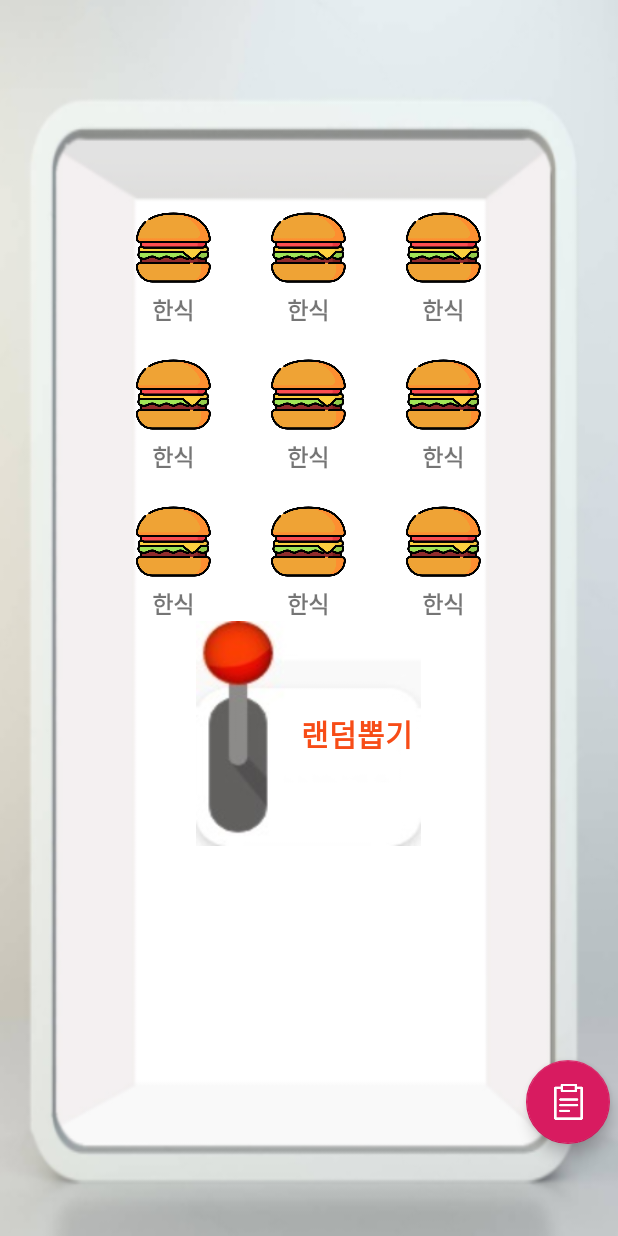
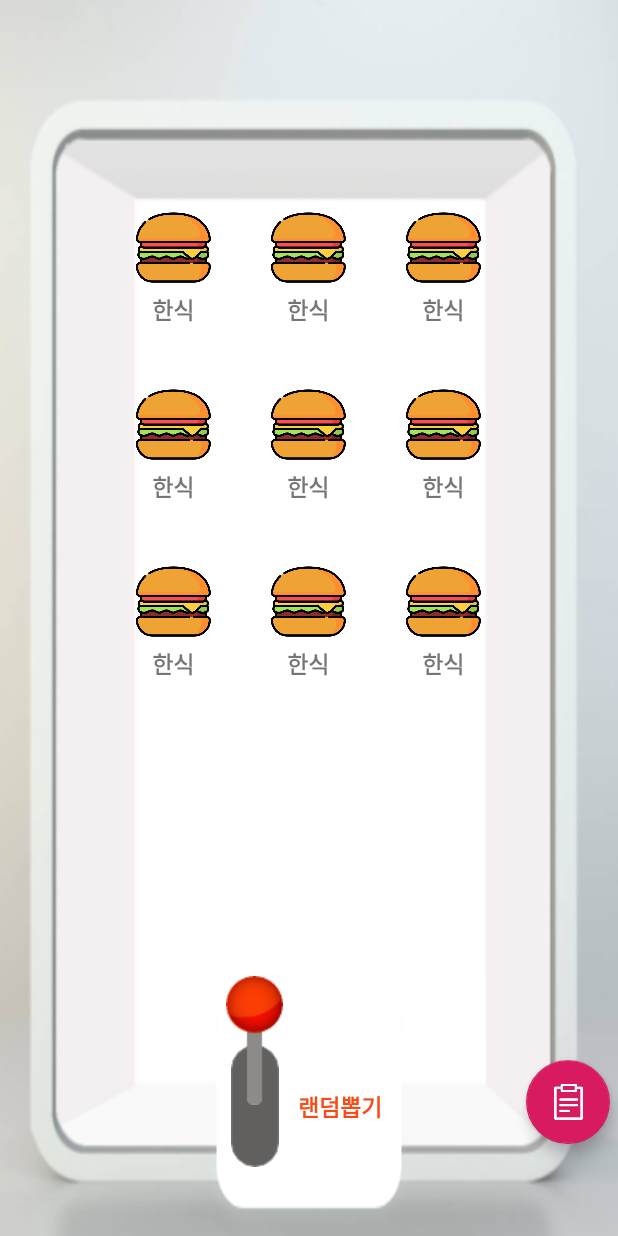
Before and after one commit to miinsuu/MOC, an Android app: the fragment RouletteFragment placed in its activity, on a phone screen of 412 x 824 dp. Run offline under Robolectric (Android 15) with nearby library versions, the phone set to English and light mode, and no system bars; our stand-ins replace Firebase (no records; nobody signed in at launch, a user with empty details on screens opened directly).

Commit message:
RoulettePage 7. 레버 동작 추가 8. xml 수정 - 재사용성 증가

```diff
--- a/app/src/main/java/com/momeokji/moc/RouletteFragment.java
+++ b/app/src/main/java/com/momeokji/moc/RouletteFragment.java
@@ -40,7 +40,7 @@ public class RouletteFragment extends Fragment {
     private ImageButton[] items;
     private Drawable[] unoutlinedIcons;
     private Drawable[] outlinedIcons;
-    private RelativeLayout lever;
+    private ImageButton lever_up_imgbtn, lever_down_imgbtn;
     private TextView roulette_drawing_txt;
 
 
@@ -97,8 +97,10 @@ public class RouletteFragment extends Fragment {
         outlinedIcons[7] = ContextCompat.getDrawable(getContext(), R.drawable.fork);
         outlinedIcons[8] = ContextCompat.getDrawable(getContext(), R.drawable.fork);
 
-        lever = view.findViewById(R.id.roulette_drawing_relativeLayout);
-        lever.setOnClickListener(new View.OnClickListener() {
+        lever_up_imgbtn = view.findViewById(R.id.roulette_lever_up_imgbtn);
+        lever_down_imgbtn = view.findViewById(R.id.roulette_lever_down_imgbtn);
+        SetLeverUpDown(true);
+        lever_up_imgbtn.setOnClickListener(new View.OnClickListener() {
             @Override
             public void onClick(View v) {
                 DrawItem();
@@ -112,8 +114,7 @@ public class RouletteFragment extends Fragment {
         this.targetItemIndex = 0;
         this.nextItemChooseInterval = INIT_ROULETTE_INTERVAL;
 
-        lever.setBackground(ContextCompat.getDrawable(getContext(), R.drawable.bbobki_lever_down));
-        lever.setClickable(false);
+        SetLeverUpDown(false);
 
         final Random randomInterval = new Random();
         final Handler mHandler = new Handler();
@@ -146,11 +147,10 @@ public class RouletteFragment extends Fragment {
     }
 
     public void SetLeverToRedrawState(final int targetItemIndex) {
-        lever.setBackground(ContextCompat.getDrawable(getContext(), R.drawable.bbobki_lever_up));
-        lever.setClickable(true);
+        SetLeverUpDown(true);
         roulette_drawing_txt.setText("다시뽑기");
 
-        lever.setOnClickListener(new View.OnClickListener() {
+        lever_up_imgbtn.setOnClickListener(new View.OnClickListener() {
             @Override
             public void onClick(View v) {
                 items[targetItemIndex].startAnimation(AnimationUtils.loadAnimation(getActivity().getApplicationContext(), R.anim.anim_scale_down_roulette_choosed_item));
@@ -162,4 +162,19 @@ public class RouletteFragment extends Fragment {
     public int CalculateZigZagIndex(int targetItemIndex) {
         return targetItemIndex % 6  +  6*((targetItemIndex/6)%2) * (1- ((targetItemIndex/3)%2));
     }
+    public void SetLeverUpDown(boolean isLeverUp) {
+        if(isLeverUp) {
+            lever_up_imgbtn.setVisibility(View.VISIBLE);
+            lever_up_imgbtn.setClickable(true);
+            lever_down_imgbtn.setVisibility(View.INVISIBLE);
+            lever_down_imgbtn.setClickable(false);
+        }
+        else {
+            lever_down_imgbtn.setVisibility(View.VISIBLE);
+            lever_down_imgbtn.setClickable(true);
+            lever_up_imgbtn.setVisibility(View.INVISIBLE);
+            lever_up_imgbtn.setClickable(false);
+
+        }
+    }
 }
--- a/app/src/main/res/layout/fragment_roulette.xml
+++ b/app/src/main/res/layout/fragment_roulette.xml
@@ -3,6 +3,7 @@
     xmlns:tools="http://schemas.android.com/tools"
     android:layout_width="match_parent"
     android:layout_height="match_parent"
+    xmlns:app="http://schemas.android.com/apk/res-auto"
     tools:context=".RouletteFragment">
 
     <RelativeLayout
@@ -18,195 +19,155 @@
             android:layout_centerHorizontal="true"
             android:columnCount="3">
             <LinearLayout
-                android:layout_width="wrap_content"
-                android:layout_height="wrap_content"
-                android:orientation="vertical">
+                style="@style/roulette_relativeLayout">
                 <ImageButton
                     android:id="@+id/item1"
-                    android:layout_width="50dp"
-                    android:layout_height="50dp"
-                    android:layout_margin="20dp"
+                    style="@style/roulette_item_imgbtn"
                     android:background="@drawable/food"/>
                 <TextView
-                    android:layout_width="wrap_content"
-                    android:layout_height="wrap_content"
-                    android:layout_marginTop="-15dp"
-                    android:layout_gravity="center_horizontal"
-                    android:text="한식"
-                    android:textStyle="bold"
-                    android:textSize="15sp"/>
+                    style="@style/roulette_item_txt"
+                    android:text="한식"/>
             </LinearLayout>
             <LinearLayout
-                android:layout_width="wrap_content"
-                android:layout_height="wrap_content"
-                android:orientation="vertical">
+                style="@style/roulette_relativeLayout">
                 <ImageButton
                     android:id="@+id/item2"
-                    android:layout_width="50dp"
-                    android:layout_height="50dp"
-                    android:layout_margin="20dp"
+                    style="@style/roulette_item_imgbtn"
                     android:background="@drawable/food"/>
                 <TextView
-                    android:layout_width="wrap_content"
-                    android:layout_height="wrap_content"
-                    android:layout_marginTop="-15dp"
-                    android:layout_gravity="center_horizontal"
-                    android:text="한식"
-                    android:textStyle="bold"
-                    android:textSize="15sp"/>
+                    style="@style/roulette_item_txt"
+                    android:text="한식"/>
             </LinearLayout>
             <LinearLayout
-                android:layout_width="wrap_content"
-                android:layout_height="wrap_content"
-                android:orientation="vertical">
+                style="@style/roulette_relativeLayout">
                 <ImageButton
                     android:id="@+id/item3"
-                    android:layout_width="50dp"
-                    android:layout_height="50dp"
-                    android:layout_margin="20dp"
+                    style="@style/roulette_item_imgbtn"
                     android:background="@drawable/food"/>
                 <TextView
-                    android:layout_width="wrap_content"
-                    android:layout_height="wrap_content"
-                    android:layout_marginTop="-15dp"
-                    android:layout_gravity="center_horizontal"
-                    android:text="한식"
-                    android:textStyle="bold"
-                    android:textSize="15sp"/>
+                    style="@style/roulette_item_txt"
+                    android:text="한식"/>
             </LinearLayout>
             <LinearLayout
-                android:layout_width="wrap_content"
-                android:layout_height="wrap_content"
-                android:orientation="vertical">
+                style="@style/roulette_relativeLayout">
                 <ImageButton
                     android:id="@+id/item4"
-                    android:layout_width="50dp"
-                    android:layout_height="50dp"
-                    android:layout_margin="20dp"
+                    style="@style/roulette_item_imgbtn"
                     android:background="@drawable/food"/>
                 <TextView
-                    android:layout_width="wrap_content"
-                    android:layout_height="wrap_content"
-                    android:layout_marginTop="-15dp"
-                    android:layout_gravity="center_horizontal"
-                    android:text="한식"
-                    android:textStyle="bold"
-                    android:textSize="15sp"/>
+                    style="@style/roulette_item_txt"
+                    android:text="한식"/>
             </LinearLayout>
             <LinearLayout
-                android:layout_width="wrap_content"
-                android:layout_height="wrap_content"
-                android:orientation="vertical">
+                style="@style/roulette_relativeLayout">
                 <ImageButton
                     android:id="@+id/item5"
-                    android:layout_width="50dp"
-                    android:layout_height="50dp"
-                    android:layout_margin="20dp"
+                    style="@style/roulette_item_imgbtn"
                     android:background="@drawable/food"/>
                 <TextView
-                    android:layout_width="wrap_content"
-                    android:layout_height="wrap_content"
-                    android:layout_marginTop="-15dp"
-                    android:layout_gravity="center_horizontal"
-                    android:text="한식"
-                    android:textStyle="bold"
-                    android:textSize="15sp"/>
+                    style="@style/roulette_item_txt"
+                    android:text="한식"/>
             </LinearLayout>
             <LinearLayout
-                android:layout_width="wrap_content"
-                android:layout_height="wrap_content"
-                android:orientation="vertical">
+                style="@style/roulette_relativeLayout">
                 <ImageButton
                     android:id="@+id/item6"
-                    android:layout_width="50dp"
-                    android:layout_height="50dp"
-                    android:layout_margin="20dp"
+                    style="@style/roulette_item_imgbtn"
                     android:background="@drawable/food"/>
                 <TextView
-                    android:layout_width="wrap_content"
-                    android:layout_height="wrap_content"
-                    android:layout_marginTop="-15dp"
-                    android:layout_gravity="center_horizontal"
-                    android:text="한식"
-                    android:textStyle="bold"
-                    android:textSize="15sp"/>
+                    style="@style/roulette_item_txt"
+                    android:text="한식"/>
             </LinearLayout>
             <LinearLayout
-                android:layout_width="wrap_content"
-                android:layout_height="wrap_content"
-                android:orientation="vertical">
+                style="@style/roulette_relativeLayout">
                 <ImageButton
                     android:id="@+id/item7"
-                    android:layout_width="50dp"
-                    android:layout_height="50dp"
-                    android:layout_margin="20dp"
+                    style="@style/roulette_item_imgbtn"
                     android:background="@drawable/food"/>
                 <TextView
-                    android:layout_width="wrap_content"
-                    android:layout_height="wrap_content"
-                    android:layout_marginTop="-15dp"
-                    android:layout_gravity="center_horizontal"
-                    android:text="한식"
-                    android:textStyle="bold"
-                    android:textSize="15sp"/>
+                    style="@style/roulette_item_txt"
+                    android:text="한식"/>
             </LinearLayout>
             <LinearLayout
-                android:layout_width="wrap_content"
-                android:layout_height="wrap_content"
-                android:orientation="vertical">
+                style="@style/roulette_relativeLayout">
                 <ImageButton
                     android:id="@+id/item8"
-                    android:layout_width="50dp"
-                    android:layout_height="50dp"
-                    android:layout_margin="20dp"
+                    style="@style/roulette_item_imgbtn"
                     android:background="@drawable/food"/>
                 <TextView
-                    android:layout_width="wrap_content"
-                    android:layout_height="wrap_content"
-                    android:layout_marginTop="-15dp"
-                    android:layout_gravity="center_horizontal"
-                    android:text="한식"
-                    android:textStyle="bold"
-                    android:textSize="15sp"/>
+                    style="@style/roulette_item_txt"
+                    android:text="한식"/>
             </LinearLayout>
             <LinearLayout
-                android:layout_width="wrap_content"
-                android:layout_height="wrap_content"
-                android:orientation="vertical">
+                style="@style/roulette_relativeLayout">
                 <ImageButton
                     android:id="@+id/item9"
-                    android:layout_width="50dp"
-                    android:layout_height="50dp"
-                    android:layout_margin="20dp"
+                    style="@style/roulette_item_imgbtn"
                     android:background="@drawable/food"/>
                 <TextView
-                    android:layout_width="wrap_content"
-                    android:layout_height="wrap_content"
-                    android:layout_marginTop="-15dp"
-                    android:layout_gravity="center_horizontal"
-                    android:text="한식"
-                    android:textStyle="bold"
-                    android:textSize="15sp"/>
+                    style="@style/roulette_item_txt"
+                    android:text="한식"/>
             </LinearLayout>
-
         </GridLayout>
 
         <RelativeLayout
             android:id="@+id/roulette_drawing_relativeLayout"
-            android:layout_width="150dp"
-            android:layout_height="150dp"
-            android:layout_below="@+id/roulette_items_gridLayout"
+            android:layout_width="wrap_content"
+            android:layout_height="wrap_content"
+            android:layout_alignParentBottom="true"
             android:layout_centerHorizontal="true"
-            android:background="@drawable/bbobki_lever_up">
+            android:background="@drawable/bbobki_lever_plate">
+            <androidx.constraintlayout.widget.ConstraintLayout
+                android:id="@+id/roulette_lever_constraintLayout"
+                android:layout_width="wrap_content"
+                android:layout_height="wrap_content"
+                android:layout_centerVertical="true"
+                android:layout_marginLeft="15dp">
+                <ImageView
+                    android:layout_width="wrap_content"
+                    android:layout_height="wrap_content"
+                    app:layout_constraintLeft_toLeftOf="parent"
+                    app:layout_constraintRight_toRightOf="parent"
+                    app:layout_constraintTop_toTopOf="parent"
+                    app:layout_constraintBottom_toBottomOf="parent"
+                    android:background="@drawable/bbobki_lever_slider"/>
+                <View
+                    android:id="@+id/roulette_lever_center_view"
+                    android:layout_width="1dp"
+                    android:layout_height="1dp"
+                    app:layout_constraintLeft_toLeftOf="parent"
+                    app:layout_constraintRight_toRightOf="parent"
+                    app:layout_constraintTop_toTopOf="parent"
+                    app:layout_constraintBottom_toBottomOf="parent"/>
+                <ImageButton
+                    android:id="@+id/roulette_lever_up_imgbtn"
+                    android:layout_width="wrap_content"
+                    android:layout_height="wrap_content"
+                    app:layout_constraintLeft_toLeftOf="parent"
+                    app:layout_constraintRight_toRightOf="parent"
+                    app:layout_constraintBottom_toTopOf="@+id/roulette_lever_center_view"
+                    android:layout_centerHorizontal="true"
+                    android:background="@drawable/bbobki_lever_up"/>
+                <ImageButton
+                    android:id="@+id/roulette_lever_down_imgbtn"
+                    android:layout_width="wrap_content"
+                    android:layout_height="wrap_content"
+                    app:layout_constraintLeft_toLeftOf="parent"
+                    app:layout_constraintRight_toRightOf="parent"
+                    app:layout_constraintTop_toTopOf="@+id/roulette_lever_center_view"
+                    android:layout_centerHorizontal="true"
+                    android:background="@drawable/bbobki_lever_down"/>
+            </androidx.constraintlayout.widget.ConstraintLayout>
             <TextView
                 android:id="@+id/roulette_drawing_txt"
                 android:layout_width="wrap_content"
                 android:layout_height="wrap_content"
-                android:layout_marginTop="60dp"
-                android:layout_marginLeft="70dp"
+                android:layout_toRightOf="@+id/roulette_lever_constraintLayout"
+                android:layout_marginTop="75dp"
+                android:layout_marginLeft="10dp"
                 android:text="랜덤뽑기"
                 android:textStyle="bold"
-                android:textSize="20sp"
+                android:textSize="15sp"
                 android:textColor="@color/bbobki_text"/>
         </RelativeLayout>
     </RelativeLayout>
--- a/app/src/main/res/values/styles.xml
+++ b/app/src/main/res/values/styles.xml
@@ -28,4 +28,24 @@
         <item name="android:windowExitAnimation">@anim/anim_slide_out_down_with_mylist</item>
     </style>
 
+    <style name="roulette_relativeLayout">
+        <item name = "android:layout_width">wrap_content</item>
+        <item name = "android:layout_height">wrap_content</item>
+        <item name = "android:layout_marginBottom">20dp</item>
+        <item name = "android:orientation">vertical</item>
+    </style>
+    <style name="roulette_item_imgbtn">
+        <item name = "android:layout_width">50dp</item>
+        <item name = "android:layout_height">50dp</item>
+        <item name = "android:layout_margin">20dp</item>
+    </style>
+    <style name="roulette_item_txt">
+        <item name = "android:layout_width">wrap_content</item>
+        <item name = "android:layout_height">wrap_content</item>
+        <item name = "android:layout_marginTop">-15dp</item>
+        <item name = "android:layout_gravity">center_horizontal</item>
+        <item name = "android:textStyle">bold</item>
+        <item name = "android:textSize">15sp</item>
+    </style>
+
 </resources>
```
Also changed, not shown: app/src/main/res/drawable/bbobki_lever_down.jpg (deleted), app/src/main/res/drawable/bbobki_lever_down.png (added), app/src/main/res/drawable/bbobki_lever_plate.png (added), app/src/main/res/drawable/bbobki_lever_slider.png (added), app/src/main/res/drawable/bbobki_lever_up.jpg (deleted), app/src/main/res/drawable/bbobki_lever_up.png (added).
